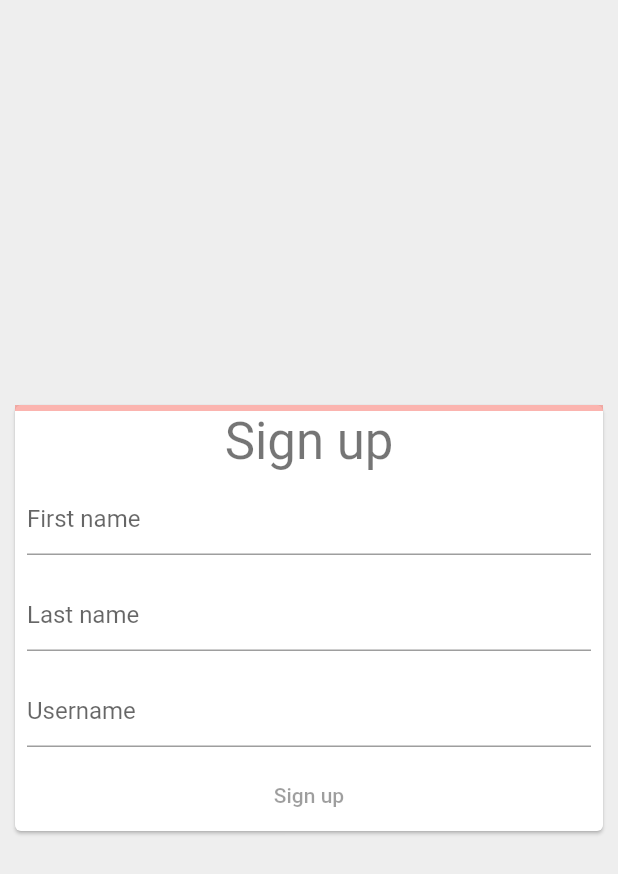
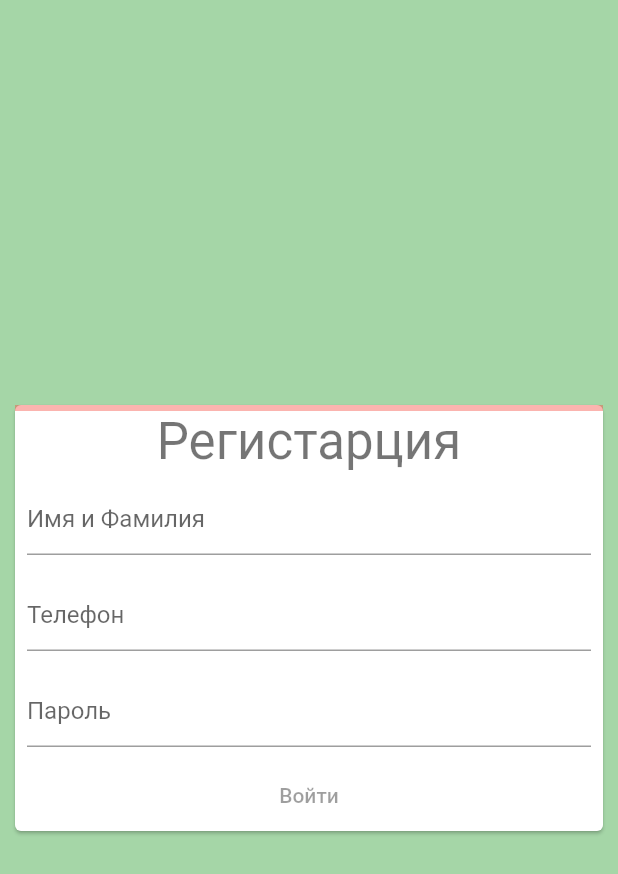
Before and after one commit to dmitrymatveev87/first_sample_project, a Flutter app: the screen it shows after launch, on a phone screen of 412 x 824 dp. Shown: the top 874 px of the screen. Run offline on Flutter 3.47's test engine with Material 2 defaults, Android fonts, the phone set to English and light mode, and no system bars.

Commit message:
Реализован стартовый экран

```diff
--- a/lib/main.dart
+++ b/lib/main.dart
@@ -1,4 +1,5 @@
 import 'package:flutter/material.dart';
+import 'package:flutter/rendering.dart';
 
 void main() => runApp(const SignUpApp());
 
@@ -22,7 +23,7 @@ class SignUpScreen extends StatelessWidget {
   @override
   Widget build(BuildContext context) {
     return Scaffold(
-      backgroundColor: Colors.grey[200],
+      backgroundColor: Colors.green[200],
       body: Center(
         child: SizedBox(
           width: 400,
@@ -42,7 +43,7 @@ class WelcomeScreen extends StatelessWidget {
   Widget build(BuildContext context) {
     return Scaffold(
       body: Center(
-        child: Text('Welcome!', style: Theme.of(context).textTheme.headline2),
+        child: Text('Добро пожаловать!', style: Theme.of(context).textTheme.headline2),
       ),
     );
   }
@@ -54,18 +55,18 @@ class SignUpForm extends StatefulWidget {
 }
 
 class _SignUpFormState extends State<SignUpForm> {
-  final _firstNameTextController = TextEditingController();
-  final _lastNameTextController = TextEditingController();
-  final _usernameTextController = TextEditingController();
+  final _NameController = TextEditingController();
+  final _PhoneController = TextEditingController();
+  final _PasswordController = TextEditingController();
 
   double _formProgress = 0;
 
   void _updateFormProgress() {
     var progress = 0.0;
     final controllers = [
-      _firstNameTextController,
-      _lastNameTextController,
-      _usernameTextController
+      _NameController,
+      _PhoneController,
+      _PasswordController
     ];
 
     for (final controller in controllers) {
@@ -91,26 +92,27 @@ class _SignUpFormState extends State<SignUpForm> {
         mainAxisSize: MainAxisSize.min,
         children: [
           AnimatedProgressIndicator(value: _formProgress),
-          Text('Sign up', style: Theme.of(context).textTheme.headline4),
+          Text('Регистарция', style: Theme.of(context).textTheme.headline4),
           Padding(
             padding: const EdgeInsets.all(8.0),
             child: TextFormField(
-              controller: _firstNameTextController,
-              decoration: const InputDecoration(hintText: 'First name'),
+              controller: _NameController,
+              decoration: const InputDecoration(hintText: 'Имя и Фамилия'),
             ),
           ),
           Padding(
             padding: const EdgeInsets.all(8.0),
             child: TextFormField(
-              controller: _lastNameTextController,
-              decoration: const InputDecoration(hintText: 'Last name'),
+              keyboardType: TextInputType.phone,
+              controller: _PhoneController,
+              decoration: const InputDecoration(hintText: 'Телефон'),
             ),
           ),
           Padding(
             padding: const EdgeInsets.all(8.0),
             child: TextFormField(
-              controller: _usernameTextController,
-              decoration: const InputDecoration(hintText: 'Username'),
+              controller: _PasswordController,
+              decoration: const InputDecoration(hintText: 'Пароль'),
             ),
           ),
           TextButton(
@@ -123,7 +125,7 @@ class _SignUpFormState extends State<SignUpForm> {
               }),
             ),
             onPressed: _formProgress == 1 ? _showWelcomeScreen : null,
-            child: const Text('Sign up'),
+            child: const Text('Войти'),
           ),
         ],
       ),
```
